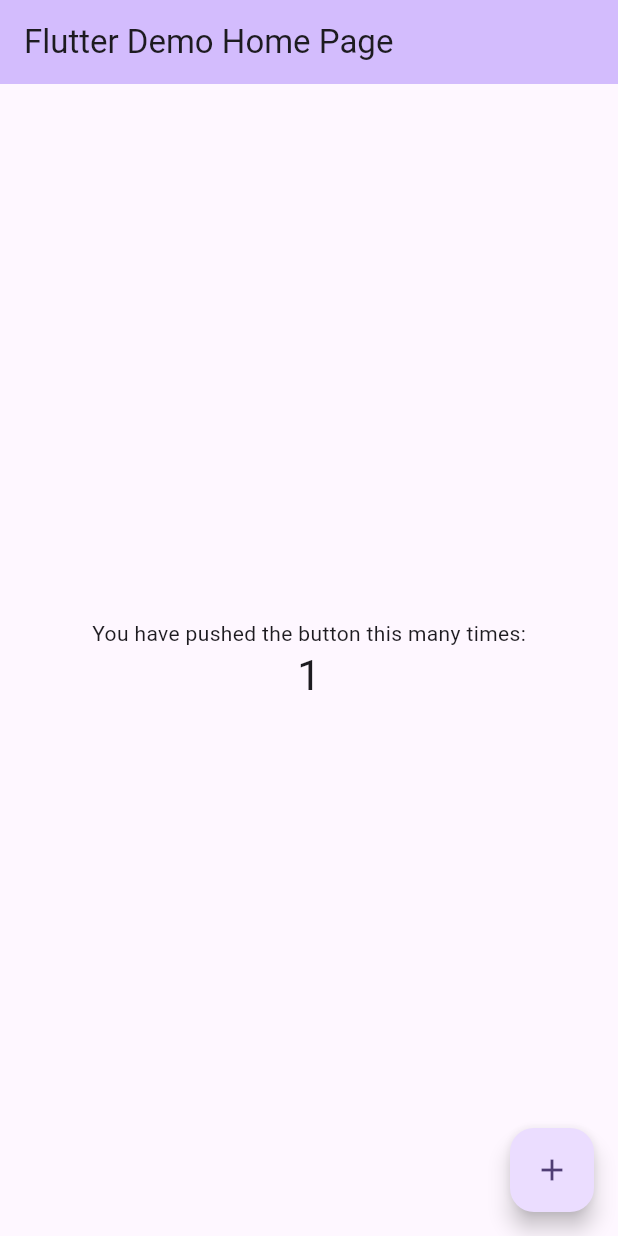
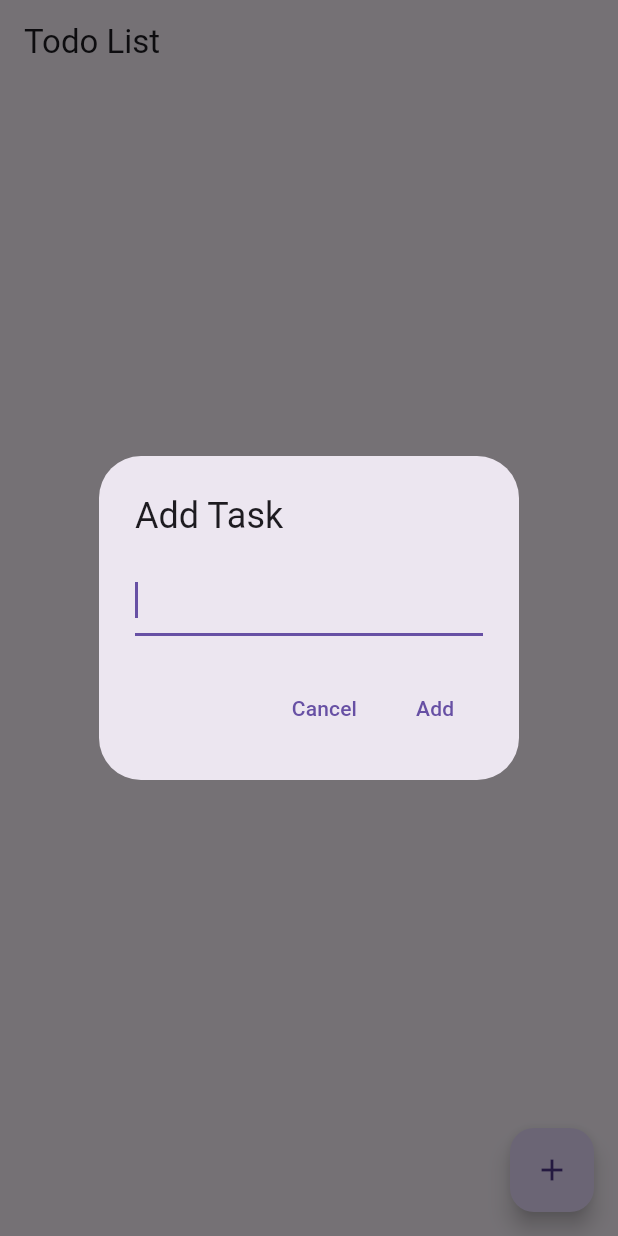
Before and after one commit to QuaternionDev/alchemy-todo, a Flutter app: the screen it shows after launch, after a tap on the "add" icon, on a phone screen of 412 x 824 dp. Run offline on Flutter 3.47's test engine with Material 3 defaults, Android fonts, the phone set to English and light mode, and no system bars.

Commit message:
Created the basic code of main.dart

```diff
--- a/alchemy_todo/lib/main.dart
+++ b/alchemy_todo/lib/main.dart
@@ -1,125 +1,81 @@
 import 'package:flutter/material.dart';
 
 void main() {
-  runApp(const MyApp());
+  runApp(AlchemyToDo());
 }
 
-class MyApp extends StatelessWidget {
-  const MyApp({super.key});
-
-  // This widget is the root of your application.
+class AlchemyToDo extends StatelessWidget {
   @override
   Widget build(BuildContext context) {
     return MaterialApp(
-      title: 'Flutter Demo',
-      theme: ThemeData(
-        // This is the theme of your application.
-        //
-        // TRY THIS: Try running your application with "flutter run". You'll see
-        // the application has a purple toolbar. Then, without quitting the app,
-        // try changing the seedColor in the colorScheme below to Colors.green
-        // and then invoke "hot reload" (save your changes or press the "hot
-        // reload" button in a Flutter-supported IDE, or press "r" if you used
-        // the command line to start the app).
-        //
-        // Notice that the counter didn't reset back to zero; the application
-        // state is not lost during the reload. To reset the state, use hot
-        // restart instead.
-        //
-        // This works for code too, not just values: Most code changes can be
-        // tested with just a hot reload.
-        colorScheme: ColorScheme.fromSeed(seedColor: Colors.deepPurple),
-        useMaterial3: true,
-      ),
-      home: const MyHomePage(title: 'Flutter Demo Home Page'),
+      title: 'Todo App',
+      home: TodoScreen(),
     );
   }
 }
 
-class MyHomePage extends StatefulWidget {
-  const MyHomePage({super.key, required this.title});
-
-  // This widget is the home page of your application. It is stateful, meaning
-  // that it has a State object (defined below) that contains fields that affect
-  // how it looks.
-
-  // This class is the configuration for the state. It holds the values (in this
-  // case the title) provided by the parent (in this case the App widget) and
-  // used by the build method of the State. Fields in a Widget subclass are
-  // always marked "final".
-
-  final String title;
-
+class TodoScreen extends StatefulWidget {
   @override
-  State<MyHomePage> createState() => _MyHomePageState();
+  _TodoScreenState createState() => _TodoScreenState();
 }
 
-class _MyHomePageState extends State<MyHomePage> {
-  int _counter = 0;
-
-  void _incrementCounter() {
-    setState(() {
-      // This call to setState tells the Flutter framework that something has
-      // changed in this State, which causes it to rerun the build method below
-      // so that the display can reflect the updated values. If we changed
-      // _counter without calling setState(), then the build method would not be
-      // called again, and so nothing would appear to happen.
-      _counter++;
-    });
-  }
+class _TodoScreenState extends State<TodoScreen> {
+  List<String> todos = [];
 
   @override
   Widget build(BuildContext context) {
-    // This method is rerun every time setState is called, for instance as done
-    // by the _incrementCounter method above.
-    //
-    // The Flutter framework has been optimized to make rerunning build methods
-    // fast, so that you can just rebuild anything that needs updating rather
-    // than having to individually change instances of widgets.
     return Scaffold(
       appBar: AppBar(
-        // TRY THIS: Try changing the color here to a specific color (to
-        // Colors.amber, perhaps?) and trigger a hot reload to see the AppBar
-        // change color while the other colors stay the same.
-        backgroundColor: Theme.of(context).colorScheme.inversePrimary,
-        // Here we take the value from the MyHomePage object that was created by
-        // the App.build method, and use it to set our appbar title.
-        title: Text(widget.title),
+        title: Text('Todo List'),
       ),
-      body: Center(
-        // Center is a layout widget. It takes a single child and positions it
-        // in the middle of the parent.
-        child: Column(
-          // Column is also a layout widget. It takes a list of children and
-          // arranges them vertically. By default, it sizes itself to fit its
-          // children horizontally, and tries to be as tall as its parent.
-          //
-          // Column has various properties to control how it sizes itself and
-          // how it positions its children. Here we use mainAxisAlignment to
-          // center the children vertically; the main axis here is the vertical
-          // axis because Columns are vertical (the cross axis would be
-          // horizontal).
-          //
-          // TRY THIS: Invoke "debug painting" (choose the "Toggle Debug Paint"
-          // action in the IDE, or press "p" in the console), to see the
-          // wireframe for each widget.
-          mainAxisAlignment: MainAxisAlignment.center,
-          children: <Widget>[
-            const Text(
-              'You have pushed the button this many times:',
+      body: ListView.builder(
+        itemCount: todos.length,
+        itemBuilder: (context, index) {
+          return ListTile(
+            title: Text(todos[index]),
+          );
+        },
+      ),
+      floatingActionButton: FloatingActionButton(
+        onPressed: () {
+          _addTodo(context);
+        },
+        child: Icon(Icons.add),
+      ),
+    );
+  }
+
+  void _addTodo(BuildContext context) async {
+    final TextEditingController controller = TextEditingController();
+
+    await showDialog(
+      context: context,
+      builder: (BuildContext context) {
+        return AlertDialog(
+          title: Text('Add Task'),
+          content: TextField(
+            controller: controller,
+            autofocus: true,
+          ),
+          actions: <Widget>[
+            TextButton(
+              onPressed: () {
+                Navigator.of(context).pop();
+              },
+              child: Text('Cancel'),
             ),
-            Text(
-              '$_counter',
-              style: Theme.of(context).textTheme.headlineMedium,
+            TextButton(
+              onPressed: () {
+                setState(() {
+                  todos.add(controller.text);
+                });
+                Navigator.of(context).pop();
+              },
+              child: Text('Add'),
             ),
           ],
-        ),
-      ),
-      floatingActionButton: FloatingActionButton(
-        onPressed: _incrementCounter,
-        tooltip: 'Increment',
-        child: const Icon(Icons.add),
-      ), // This trailing comma makes auto-formatting nicer for build methods.
+        );
+      },
     );
   }
 }
```
